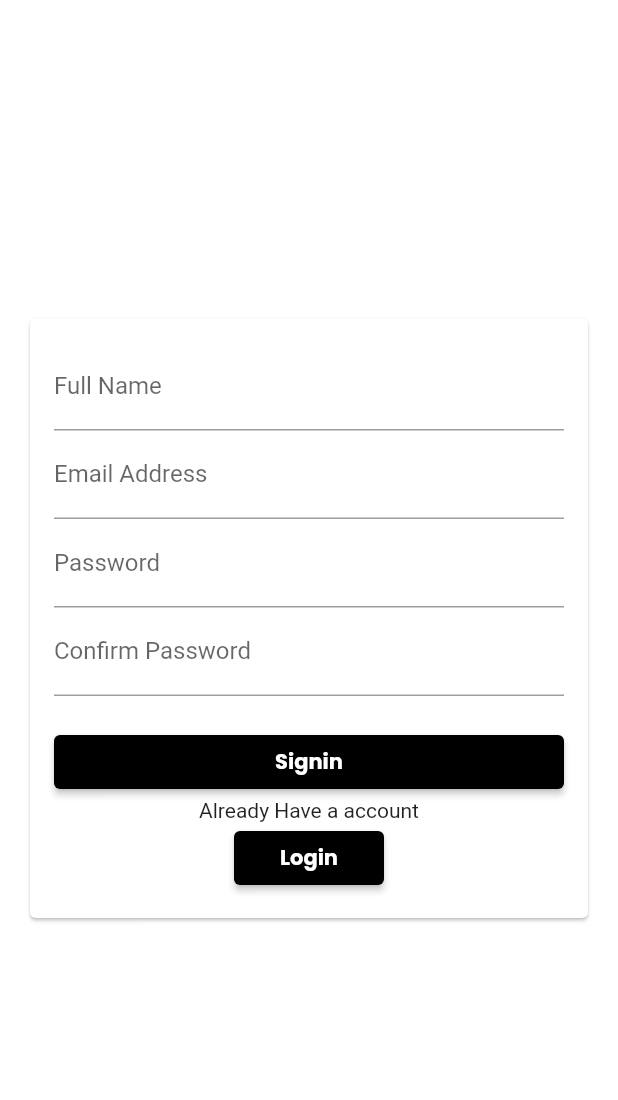
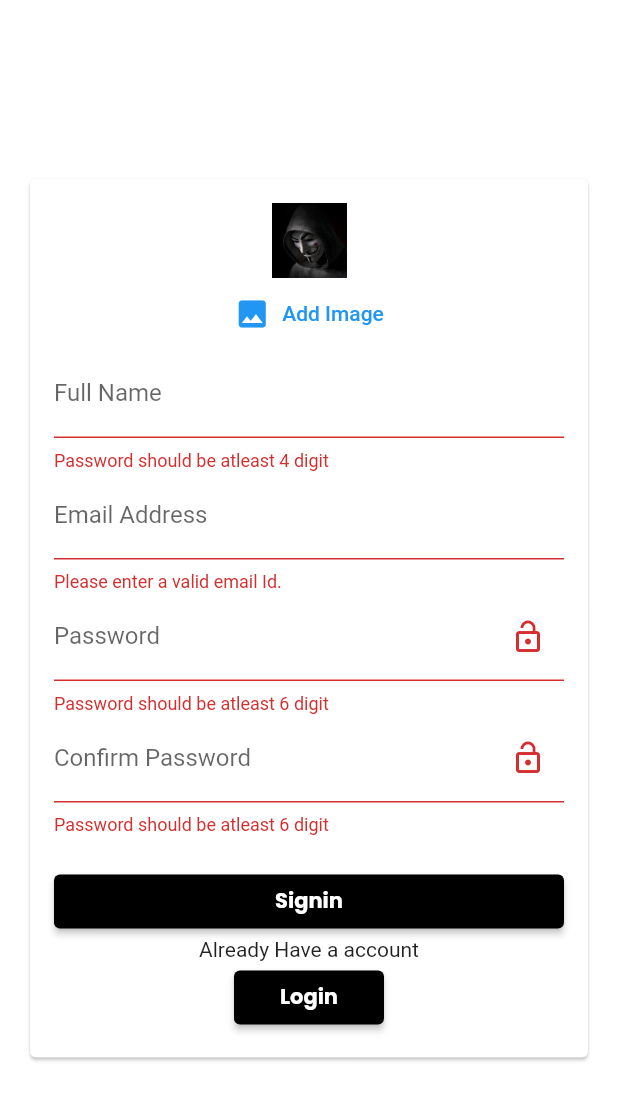
Before and after one commit to silent47hm/logintask, a Flutter app: the SignupScreen screen opened by its route, after a tap on "Signin", on a phone screen of 412 x 824 dp. Shown: the top 1100 px of the screen. Run offline on Flutter 3.47's test engine with Material 2 defaults, Android fonts, the phone set to English and light mode, and no system bars; our stand-ins replace go_router, google_fonts, image_picker.

Commit message:
This is my Last Commit

```diff
--- a/lib/signup_screen.dart
+++ b/lib/signup_screen.dart
@@ -16,121 +16,133 @@ class SignupScreen extends StatefulWidget {
 
 class _SignupScreenState extends State<SignupScreen> {
   final _form = GlobalKey<FormState>();
-
-
+  var isPasswordVisible = false;
   var _isLogin = true;
   var _enteredEmail = '';
   var _enteredPassword = '';
   File? _selectedImage;
   var _isAuthenticating = false;
 
-
-  void _submit() async{
-  final isVaild =  _form.currentState!.validate();
-
-
-
+  void _submit() async {
+    final isVaild = _form.currentState!.validate();
+    if (isVaild) {
       _form.currentState!.save();
-
-
-
+    }
   }
 
-
+  void togglePasswordVisibility() {
+    setState(() {
+      isPasswordVisible = !isPasswordVisible;
+    });
+  }
 
   @override
   Widget build(BuildContext context) {
     return Scaffold(
-      backgroundColor: Colors.white,
+      backgroundColor: Colors.white10,
       body: Center(
         child: SingleChildScrollView(
           child: Column(
             mainAxisAlignment: MainAxisAlignment.center,
             children: [
               Card(
+                color: Colors.white,
                 margin: const EdgeInsets.all(20),
                 child: SingleChildScrollView(
                   child: Padding(
                     padding: const EdgeInsets.all(16),
                     child: Form(
                       key: _form,
-                      child: Column(
-                        mainAxisSize: MainAxisSize.min,
-                        children: [
-                          if (!_isLogin)
+                      child: Column(mainAxisSize: MainAxisSize.min, children: [
                         UserImagePicker(
                           onPickImage: (pickedImage) {
                             _selectedImage = pickedImage;
                           },
                         ),
                         TextFormField(
-                            decoration: const InputDecoration(
-                                labelText: 'Full Name'),
+                          decoration:
+                              const InputDecoration(labelText: 'Full Name'),
                           keyboardType: TextInputType.emailAddress,
                           autocorrect: false,
                           textCapitalization: TextCapitalization.none,
                           validator: (value) {
-                              if (value == null || value.trim().isEmpty || !value.contains('@')){
-                                return 'Please enter a valid email Id.';
+                            if (value == null || value.trim().length < 4) {
+                              return 'Password should be atleast 4 digit';
                             }
                             return null;
                           },
-                            onSaved: (value){
-                              _enteredEmail = value!;
-                            },
-                          ),
-                          TextFormField(
-                            decoration: const InputDecoration(
-                                labelText: 'Email Address'),
-                            keyboardType: TextInputType.emailAddress,
-                            autocorrect: false,
-                            textCapitalization: TextCapitalization.none,
-                            validator: (value) {
-                              if (value == null || value.trim().isEmpty || !value.contains('@')){
-                                return 'Please enter a valid email Id.';
-                              }
-                              return null;
-                            },
-                            onSaved: (value){
+                          onSaved: (value) {
                             _enteredEmail = value!;
                           },
                         ),
                         TextFormField(
                           decoration:
-                                const InputDecoration(labelText: 'Password'),
-                            obscureText: true,
-                            validator:(value) {
-                             if (value == null || value.trim().length < 6){
+                              const InputDecoration(labelText: 'Email Address'),
+                          keyboardType: TextInputType.emailAddress,
+                          autocorrect: false,
+                          textCapitalization: TextCapitalization.none,
+                          validator: (value) {
+                            if (value == null ||
+                                value.trim().isEmpty ||
+                                !value.contains('@')) {
+                              return 'Please enter a valid email Id.';
+                            }
+                            return null;
+                          },
+                          onSaved: (value) {
+                            _enteredEmail = value!;
+                          },
+                        ),
+                        TextFormField(
+                          decoration: InputDecoration(
+                              labelText: 'Password',
+                              suffixIcon: IconButton(
+                                onPressed: togglePasswordVisibility,
+                                icon: Icon(isPasswordVisible
+                                    ? Icons.lock
+                                    : Icons.lock_open),
+                              )),
+                          obscureText: isPasswordVisible,
+                          validator: (value) {
+                            if (value == null || value.trim().length < 6) {
                               return 'Password should be atleast 6 digit';
                             }
                             return null;
                           },
-                            onSaved: (value){
+                          onSaved: (value) {
                             _enteredPassword = value!;
                           },
                         ),
                         TextFormField(
-                            decoration:
-                                const InputDecoration(labelText: 'Confirm Password'),
-                            obscureText: true,
-                            validator:(value) {
-                             if (value == null || value.trim().length < 6){
+                          decoration: InputDecoration(
+                              labelText: 'Confirm Password',
+                              suffixIcon: IconButton(
+                                onPressed: togglePasswordVisibility,
+                                icon: Icon(isPasswordVisible
+                                    ? Icons.lock
+                                    : Icons.lock_open),
+                              )),
+                          obscureText: isPasswordVisible,
+                          validator: (value) {
+                            if (value == null || value.trim().length < 6) {
                               return 'Password should be atleast 6 digit';
                             }
                             return null;
                           },
-                            onSaved: (value){
+                          onSaved: (value) {
                             _enteredPassword = value!;
                           },
                         ),
                         const SizedBox(height: 20),
                         ElevatedButton(
-                            onPressed: () {},
+                          onPressed: _submit,
                           style: ElevatedButton.styleFrom(
                             fixedSize: Size(500, 30),
                             backgroundColor: Color.fromARGB(255, 0, 0, 0),
                           ),
-                            child: Text(_isLogin ? 'Signin' : 'Login',style: GoogleFonts.poppins().copyWith(
+                          child: Text(
+                            _isLogin ? 'Signin' : 'Login',
+                            style: GoogleFonts.poppins().copyWith(
                                 fontSize: 14,
                                 fontWeight: FontWeight.bold,
                                 color: Colors.white),
@@ -139,22 +151,26 @@ class _SignupScreenState extends State<SignupScreen> {
                         Column(
                           children: [
                             const Text('Already Have a account'),
-                            ElevatedButton(onPressed: (){
+                            ElevatedButton(
+                                onPressed: () {
                                   Navigator.of(context).push(MaterialPageRoute(
                                       builder: (ctx) => const LoginScreen()));
                                 },
                                 style: ElevatedButton.styleFrom(
                                   fixedSize: const Size(100, 30),
-                              backgroundColor: const Color.fromARGB(255, 0, 0, 0),
+                                  backgroundColor:
+                                      const Color.fromARGB(255, 0, 0, 0),
                                 ),
-                             child: Text('Login',style: GoogleFonts.poppins().copyWith(
+                                child: Text(
+                                  'Login',
+                                  style: GoogleFonts.poppins().copyWith(
                                       fontSize: 14,
                                       fontWeight: FontWeight.bold,
-                            color: Colors.white),))
+                                      color: Colors.white),
+                                ))
                           ],
                         ),
-                        ]
-                      ),
+                      ]),
                     ),
                   ),
                 ),
--- a/lib/user_image_picker.dart
+++ b/lib/user_image_picker.dart
@@ -41,12 +41,20 @@ class _UserImagePickerState extends State<UserImagePicker> {
   @override
   Widget build(BuildContext context) {
     return Column(
+      mainAxisSize: MainAxisSize.min,
       children: [
-        CircleAvatar(
-          radius: 40,
-          backgroundColor: Colors.grey,
-          foregroundImage:
-              _pickedImageFile != null ? FileImage(_pickedImageFile!) : null,
+        Container(
+          height: 50,
+          width: 50,
+          decoration: BoxDecoration(
+            borderRadius: BorderRadius.circular(40),
+          ),
+          child: _pickedImageFile != null
+              ? Image.file(_pickedImageFile!)
+              : Image.asset('assets/dumy.jpg'),
+          // radius: 40,
+          // backgroundColor: Colors.grey,
+          // foregroundImage:
         ),
         TextButton.icon(
           onPressed: _pickImage,
--- a/pubspec.yaml
+++ b/pubspec.yaml
@@ -62,9 +62,8 @@ flutter:
   uses-material-design: true
 
   # To add assets to your application, add an assets section, like this:
-  # assets:
-  #   - images/a_dot_burr.jpeg
-  #   - images/a_dot_ham.jpeg
+  assets:
+     - assets/
 
   # An image asset can refer to one or more resolution-specific "variants", see
   # https://flutter.dev/assets-and-images/#resolution-aware
```
Also changed, not shown: lib/login_screen.dart (+42 -24 lines), lib/main.dart (+3 -6 lines), assets/dumy.jpg (added). Lines whose indentation alone changed are shown as unchanged.
